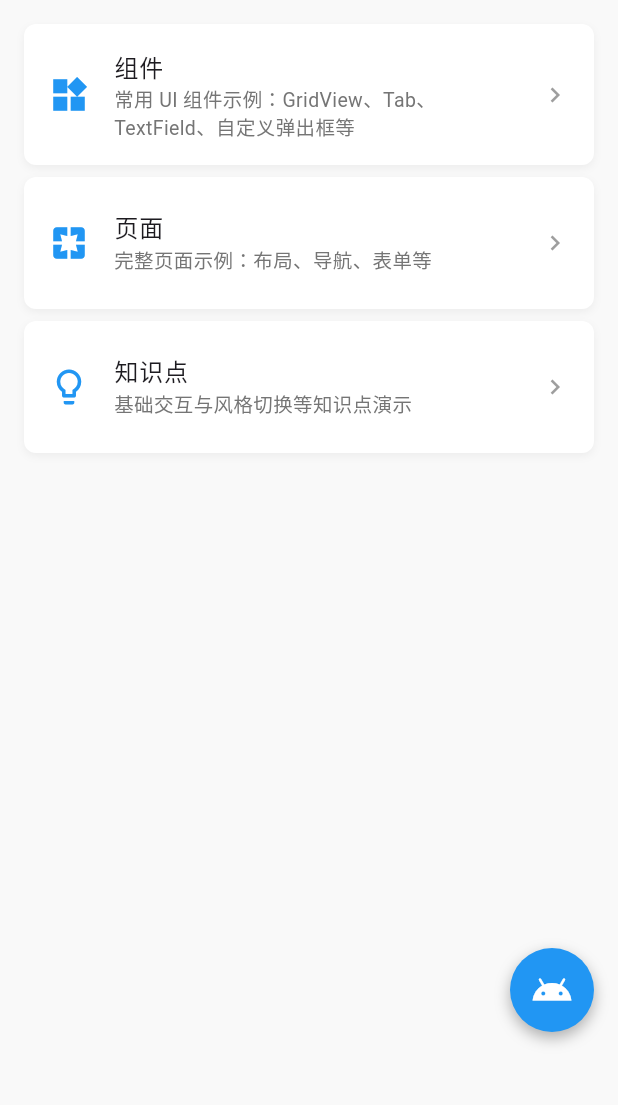
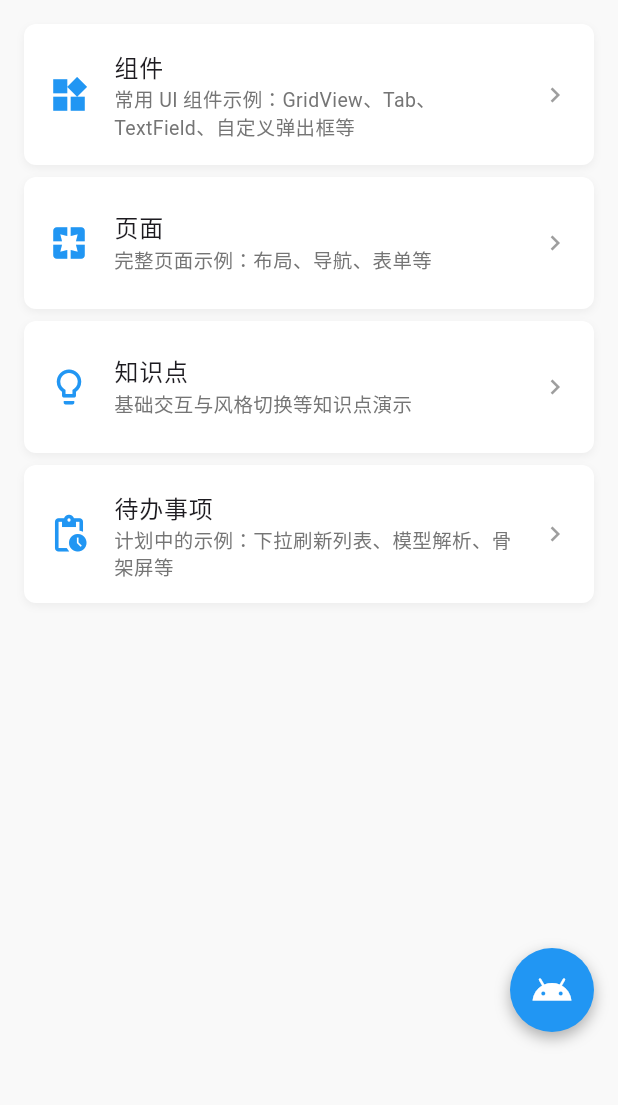
Before and after one commit to Garenge/Flutter-my-app, a Flutter app: the screen it shows after launch, on a phone screen of 412 x 824 dp, the part 84-1189 px from its top. Run offline on Flutter 3.47's test engine with Material 3 defaults, Android fonts, the phone set to English and light mode, and no system bars; our stand-ins replace flutter_easyloading, shared_preferences; project files that could hold a hidden picture were left out.

Commit message:
feat: add toast, todos and infra libs
Co-authored-by: Cursor <cursoragent@cursor.com>

```diff
--- a/lib/data/demo_entries.dart
+++ b/lib/data/demo_entries.dart
@@ -1,5 +1,6 @@
 import 'package:flutter/material.dart';
 import 'package:flutter/cupertino.dart';
+import 'package:flutter_easyloading/flutter_easyloading.dart';
 import 'package:my_app/models/tool_item.dart';
 import 'package:my_app/services/app_style_manager.dart';
 import 'package:my_app/widgets/unified_dialogs.dart';
@@ -15,8 +16,8 @@ import 'package:my_app/pages/Demo/positioned_selector_demo_page.dart';
 
 /// 统一跳转：根据当前 UI 风格选择 Material / Cupertino 路由
 void _navigateToPage(BuildContext context, Widget page) {
-  final currentStyle = AppStyleManager.maybeOf(context)?.currentStyle ??
-      AppDesignStyle.material;
+  final currentStyle =
+      AppStyleManager.maybeOf(context)?.currentStyle ?? AppDesignStyle.material;
   if (currentStyle == AppDesignStyle.cupertino) {
     Navigator.of(context).push(
       CupertinoPageRoute(builder: (context) => page),
@@ -71,6 +72,12 @@ List<ToolItem> getRootDemoItems(BuildContext context) {
       icon: Icons.lightbulb_outline,
       children: _knowledgeItems(context),
     ),
+    ToolItem(
+      title: '待办事项',
+      description: '计划中的示例：下拉刷新列表、模型解析、骨架屏等',
+      icon: Icons.pending_actions,
+      children: _todoItems(context),
+    ),
   ];
 }
 
@@ -105,6 +112,45 @@ List<ToolItem> _componentItems(BuildContext context) {
       description: '在点击位置弹出选项框，宽100高min(40×项数,120)，点击空白关闭',
       icon: Icons.touch_app,
       onTap: () => _navigateToPage(context, const PositionedSelectorDemoPage()),
+    ),
+  ];
+}
+
+List<ToolItem> _todoItems(BuildContext context) {
+  return [
+    ToolItem(
+      title: '下拉刷新 + 上拉加载列表示例（TODO）',
+      description: '使用 pull_to_refresh_flutter3 实现列表的下拉刷新与上拉加载更多，完成最近两个任务后再开发',
+      icon: Icons.refresh,
+      onTap: () {
+        EasyLoading.showToast(
+          '下拉刷新 + 上拉加载列表示例：待实现',
+          toastPosition: EasyLoadingToastPosition.center,
+        );
+      },
+    ),
+    ToolItem(
+      title: 'JSON 模型解析演示（TODO）',
+      description:
+          '编写 1–2 个模型，使用 json_serializable + build_runner 生成 fromJson/toJson 全流程演示',
+      icon: Icons.data_object,
+      onTap: () {
+        EasyLoading.showToast(
+          'JSON 模型解析演示：待实现',
+          toastPosition: EasyLoadingToastPosition.center,
+        );
+      },
+    ),
+    ToolItem(
+      title: '骨架屏 + 网络图片列表示例（TODO）',
+      description: '使用 shimmer + cached_network_image 做一个带骨架屏占位和网络图片缓存的列表 demo',
+      icon: Icons.image,
+      onTap: () {
+        EasyLoading.showToast(
+          '骨架屏 + 网络图片列表示例：待实现',
+          toastPosition: EasyLoadingToastPosition.center,
+        );
+      },
     ),
   ];
 }
--- a/lib/widgets/unified_app.dart
+++ b/lib/widgets/unified_app.dart
@@ -2,6 +2,7 @@ import 'package:flutter/foundation.dart';
 import 'package:flutter/gestures.dart';
 import 'package:flutter/material.dart';
 import 'package:flutter/cupertino.dart';
+import 'package:flutter_easyloading/flutter_easyloading.dart';
 import '../services/app_style_manager.dart';
 import '../theme/app_theme.dart';
 import '../theme/cupertino_theme.dart';
@@ -58,6 +59,7 @@ class UnifiedApp extends StatelessWidget {
         scrollBehavior: const AppScrollBehavior(),
         theme: cupertinoConfig?['theme'] as CupertinoThemeData? ??
             CupertinoAppTheme.theme,
+        builder: EasyLoading.init(
           builder: (context, child) {
             Widget content = child ?? const SizedBox();
             if (kDebugMode) {
@@ -71,6 +73,7 @@ class UnifiedApp extends StatelessWidget {
               ],
             );
           },
+        ),
         home: home,
         // 支持其他 CupertinoApp 的配置
         routes: cupertinoConfig?['routes'] as Map<String, WidgetBuilder>? ??
@@ -84,6 +87,7 @@ class UnifiedApp extends StatelessWidget {
         debugShowCheckedModeBanner: false,
         scrollBehavior: const AppScrollBehavior(),
         theme: materialConfig?['theme'] as ThemeData? ?? AppTheme.theme,
+        builder: EasyLoading.init(
           builder: (context, child) {
             Widget content = child ?? const SizedBox();
             if (kDebugMode) {
@@ -97,6 +101,7 @@ class UnifiedApp extends StatelessWidget {
               ],
             );
           },
+        ),
         home: home,
         // 支持其他 MaterialApp 的配置
         routes: materialConfig?['routes'] as Map<String, WidgetBuilder>? ??
```
Also changed, not shown: pubspec.yaml (+24 -2 lines), pubspec.lock, 1 other file. Lines whose indentation alone changed are shown as unchanged.
